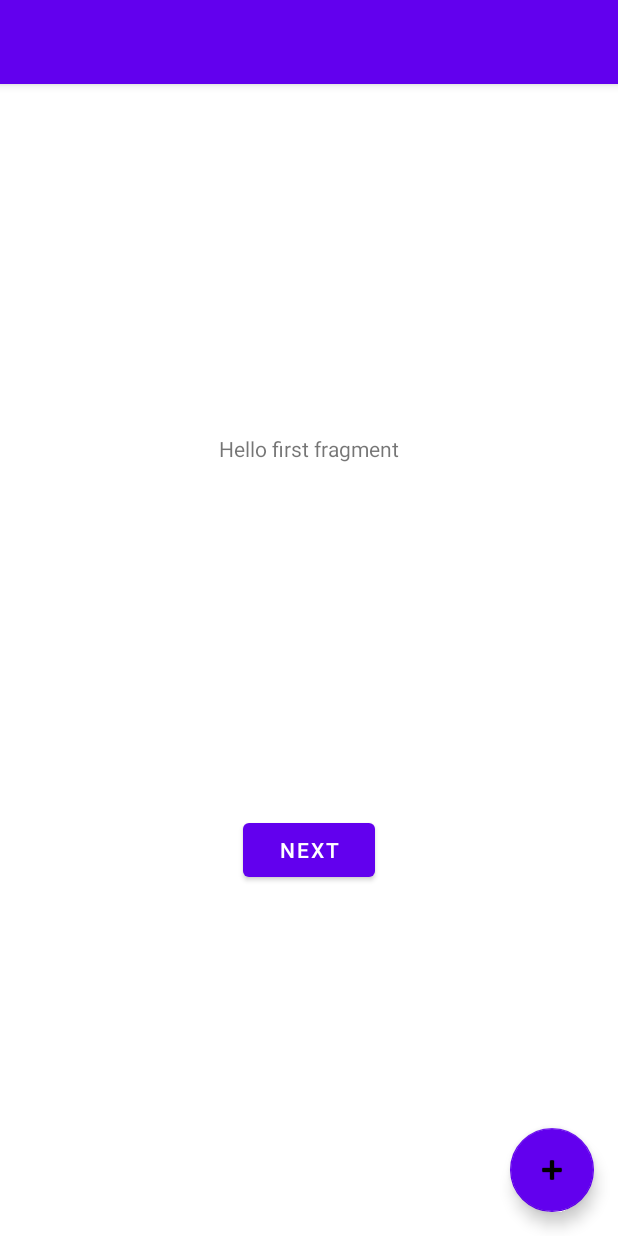
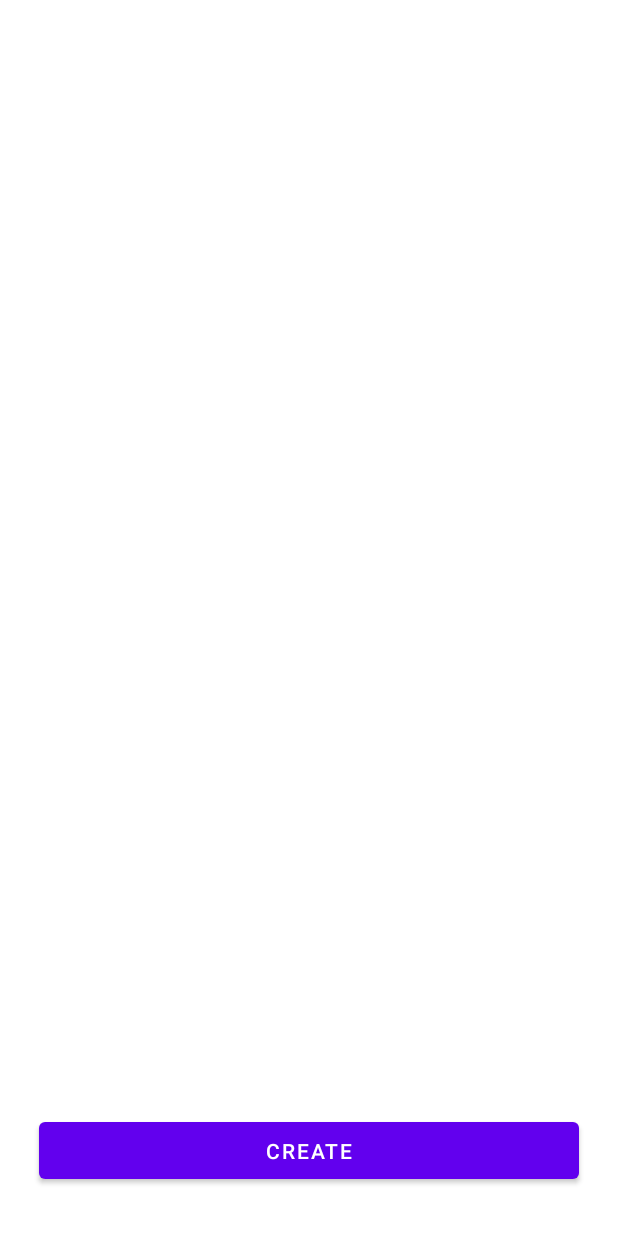
Before and after one commit to wannadzirah01/CAT304_Estrellas, an Android app: the layout activity_post.xml on its own in the app's theme, with its tools: preview values and no code run, on a phone screen of 412 x 824 dp. Run offline under Robolectric (Android 15) with nearby library versions, the phone set to English and light mode, and no system bars.

Commit message:
update create post

```diff
--- a/app/src/main/java/com/example/cat304project/BottomNavigation.java
+++ b/app/src/main/java/com/example/cat304project/BottomNavigation.java
@@ -46,5 +46,4 @@ public class BottomNavigation extends AppCompatActivity {
         Intent i = new Intent(this, PostActivity.class);
         startActivity(i);
     }
-
 }
--- a/app/src/main/java/com/example/cat304project/FirstFragment.java
+++ /dev/null
@@ -1,47 +0,0 @@
-package com.example.cat304project;
-
-import android.os.Bundle;
-import android.view.LayoutInflater;
-import android.view.View;
-import android.view.ViewGroup;
-
-import androidx.annotation.NonNull;
-import androidx.fragment.app.Fragment;
-import androidx.navigation.fragment.NavHostFragment;
-
-import com.example.cat304project.databinding.FragmentFirstBinding;
-
-public class FirstFragment extends Fragment {
-
-    private FragmentFirstBinding binding;
-
-    @Override
-    public View onCreateView(
-            LayoutInflater inflater, ViewGroup container,
-            Bundle savedInstanceState
-    ) {
-
-        binding = FragmentFirstBinding.inflate(inflater, container, false);
-        return binding.getRoot();
-
-    }
-
-    public void onViewCreated(@NonNull View view, Bundle savedInstanceState) {
-        super.onViewCreated(view, savedInstanceState);
-
-        binding.buttonFirst.setOnClickListener(new View.OnClickListener() {
-            @Override
-            public void onClick(View view) {
-                NavHostFragment.findNavController(FirstFragment.this)
-                        .navigate(R.id.action_FirstFragment_to_SecondFragment);
-            }
-        });
-    }
-
-    @Override
-    public void onDestroyView() {
-        super.onDestroyView();
-        binding = null;
-    }
-
-}
--- a/app/src/main/java/com/example/cat304project/ReportActivity.java
+++ b/app/src/main/java/com/example/cat304project/ReportActivity.java
@@ -43,7 +43,7 @@ public class ReportActivity extends AppCompatActivity {
         }
     }
 
-    public void handleText(View v){
+    /*public void handleText(View v){
         EditText t = findViewById(R.id.reportDetails);
         String input = t.getText().toString();
         //((TextView)findViewById(R.id.output)).setText(input);
@@ -53,5 +53,5 @@ public class ReportActivity extends AppCompatActivity {
         } else{
             Toast.makeText(this, "Report is successfully submitted!", Toast.LENGTH_LONG).show();
         }
-    }
+    }*/
 }
--- a/app/src/main/java/com/example/cat304project/Reports.java
+++ b/app/src/main/java/com/example/cat304project/Reports.java
@@ -6,7 +6,6 @@ public class Reports {
     public Reports(String reportData){
         this.reportData = reportData;
     }
-
     public String getReportData() {
         return reportData;
     }
--- a/app/src/main/res/layout/activity_post.xml
+++ b/app/src/main/res/layout/activity_post.xml
@@ -1,36 +1,21 @@
 <?xml version="1.0" encoding="utf-8"?>
-<androidx.coordinatorlayout.widget.CoordinatorLayout
-    xmlns:android="http://schemas.android.com/apk/res/android"
+<androidx.constraintlayout.widget.ConstraintLayout xmlns:android="http://schemas.android.com/apk/res/android"
     xmlns:app="http://schemas.android.com/apk/res-auto"
     xmlns:tools="http://schemas.android.com/tools"
     android:layout_width="match_parent"
     android:layout_height="match_parent"
     tools:context=".PostActivity">
 
-    <com.google.android.material.appbar.AppBarLayout
-        android:layout_height="wrap_content"
-        android:layout_width="match_parent"
-        android:theme="@style/Theme.CAT304Project.AppBarOverlay">
-
-        <androidx.appcompat.widget.Toolbar
-            android:id="@+id/toolbar"
-            android:layout_width = "match_parent"
-            android:background="?attr/colorPrimary"
-            app:popupTheme="@style/Theme.CAT304Project.PopupOverlay"
-            android:layout_height = "?attr/actionBarSize" />
-
-    </com.google.android.material.appbar.AppBarLayout>
-
-    <include layout="@layout/content_post" />
-
-    <com.google.android.material.floatingactionbutton.FloatingActionButton
-        android:id="@+id/fab"
-        android:layout_width="wrap_content"
-        android:layout_height="wrap_content"
-        android:layout_gravity="bottom|end"
-        android:layout_marginEnd="@dimen/fab_margin"
-        android:layout_marginBottom="16dp"
-        app:srcCompat="@android:drawable/ic_input_add"
-        app:backgroundTint="@color/purple_500"/>
-
-</androidx.coordinatorlayout.widget.CoordinatorLayout>
+    <Button
+        android:id="@+id/buttonCreate"
+        android:layout_width="360dp"
+        android:layout_height="50dp"
+        android:onClick="launchCreate"
+        android:text="create"
+        app:layout_constraintBottom_toBottomOf="parent"
+        app:layout_constraintEnd_toEndOf="parent"
+        app:layout_constraintHorizontal_bias="0.498"
+        app:layout_constraintStart_toStartOf="parent"
+        app:layout_constraintTop_toTopOf="parent"
+        app:layout_constraintVertical_bias="0.959" />
+</androidx.constraintlayout.widget.ConstraintLayout>
--- a/app/src/main/res/layout/content_post.xml
+++ /dev/null
@@ -1,19 +0,0 @@
-<?xml version="1.0" encoding="utf-8"?>
-<androidx.constraintlayout.widget.ConstraintLayout xmlns:android="http://schemas.android.com/apk/res/android"
-    xmlns:app="http://schemas.android.com/apk/res-auto"
-    android:layout_width="match_parent"
-    android:layout_height="match_parent"
-    app:layout_behavior="@string/appbar_scrolling_view_behavior">
-
-    <fragment
-        android:id="@+id/nav_host_fragment_content_post"
-        android:name="androidx.navigation.fragment.NavHostFragment"
-        android:layout_width="0dp"
-        android:layout_height="0dp"
-        app:defaultNavHost="true"
-        app:layout_constraintBottom_toBottomOf="parent"
-        app:layout_constraintEnd_toEndOf="parent"
-        app:layout_constraintStart_toStartOf="parent"
-        app:layout_constraintTop_toTopOf="parent"
-        app:navGraph="@navigation/nav_graph" />
-</androidx.constraintlayout.widget.ConstraintLayout>
--- a/app/src/main/res/layout/fragment_first.xml
+++ /dev/null
@@ -1,28 +0,0 @@
-<?xml version="1.0" encoding="utf-8"?>
-<androidx.constraintlayout.widget.ConstraintLayout xmlns:android="http://schemas.android.com/apk/res/android"
-    xmlns:app="http://schemas.android.com/apk/res-auto"
-    xmlns:tools="http://schemas.android.com/tools"
-    android:layout_width="match_parent"
-    android:layout_height="match_parent"
-    tools:context=".FirstFragment">
-
-    <TextView
-        android:id="@+id/textview_first"
-        android:layout_width="wrap_content"
-        android:layout_height="wrap_content"
-        android:text="@string/hello_first_fragment"
-        app:layout_constraintBottom_toTopOf="@id/button_first"
-        app:layout_constraintEnd_toEndOf="parent"
-        app:layout_constraintStart_toStartOf="parent"
-        app:layout_constraintTop_toTopOf="parent" />
-
-    <Button
-        android:id="@+id/button_first"
-        android:layout_width="wrap_content"
-        android:layout_height="wrap_content"
-        android:text="@string/next"
-        app:layout_constraintBottom_toBottomOf="parent"
-        app:layout_constraintEnd_toEndOf="parent"
-        app:layout_constraintStart_toStartOf="parent"
-        app:layout_constraintTop_toBottomOf="@id/textview_first" />
-</androidx.constraintlayout.widget.ConstraintLayout>
```
Also changed, not shown: app/src/main/AndroidManifest.xml (+11 -3 lines), app/src/main/java/com/example/cat304project/CreatePost.java (added, +44 -0 lines), app/src/main/java/com/example/cat304project/PostActivity.java (+9 -33 lines), app/src/main/java/com/example/cat304project/Posts.java (added, +12 -0 lines), app/src/main/java/com/example/cat304project/SecondFragment.java (deleted, +0 -47 lines), app/src/main/res/layout/activity_create_post.xml (added, +45 -0 lines), app/src/main/res/layout/fragment_second.xml (deleted, +0 -27 lines).
